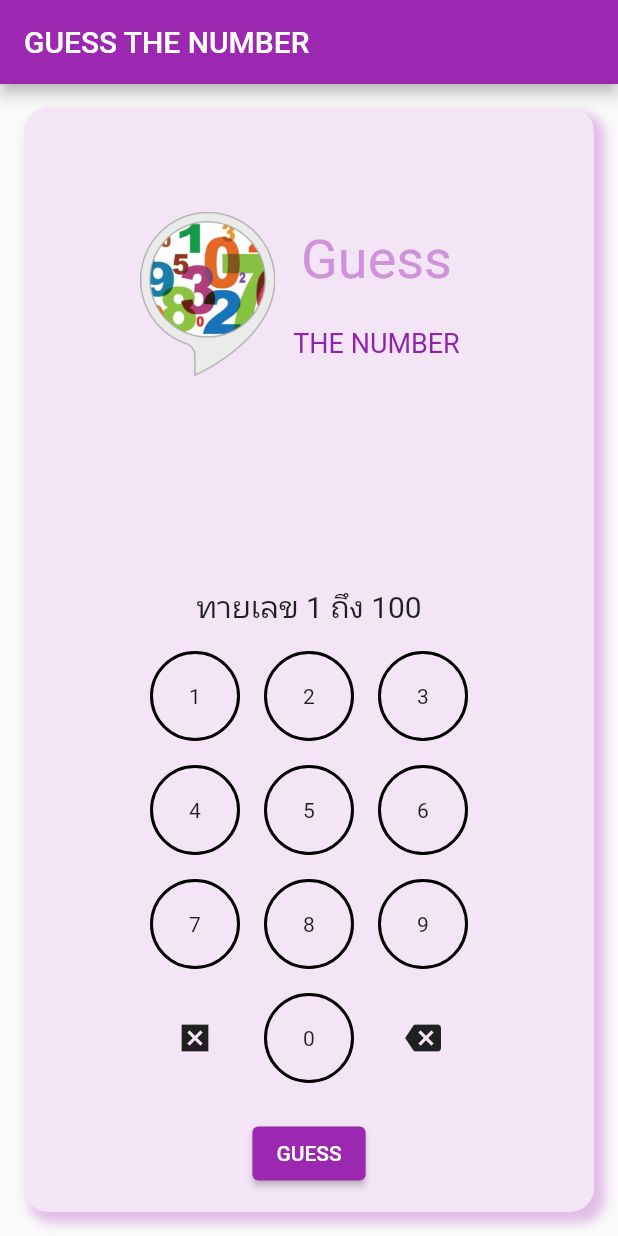
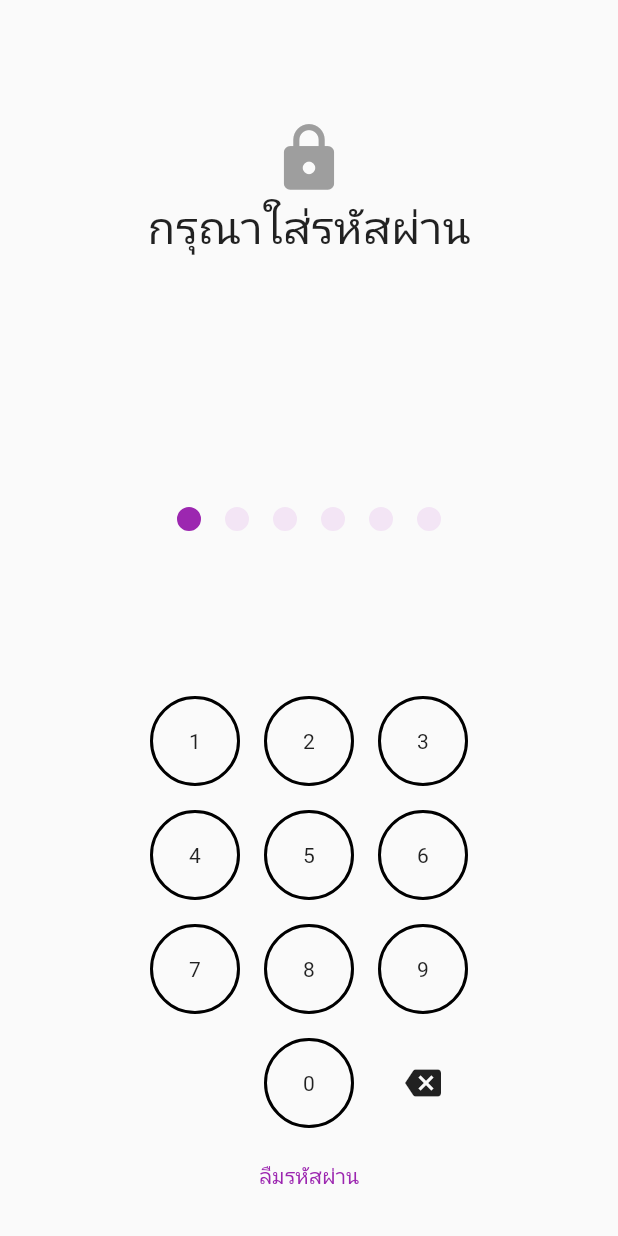
Before and after one commit to chanthanyathep/homework9, a Flutter app: the screen it shows after launch, after a tap on the "backspace" icon, on a phone screen of 412 x 824 dp. Run offline on Flutter 3.47's test engine with Material 2 defaults, Android fonts, the phone set to English and light mode, and no system bars; missing offline and left inert: dart:html.

```diff
--- /dev/null
+++ b/lib/FirstRoute.dart
@@ -0,0 +1,24 @@
+
+import 'package:flutter/cupertino.dart';
+import 'package:flutter/material.dart';
+
+class FirstRoute extends StatelessWidget {
+  const FirstRoute({Key? key}) : super(key: key);
+
+  @override
+  Widget build(BuildContext context) {
+    return Scaffold(
+      appBar: AppBar(
+        title: const Text('First Route'),
+      ),
+      body: Center(
+        child: ElevatedButton(
+          child: const Text('Open route'),
+          onPressed: () {
+            // Navigate to second route when tapped.
+          },
+        ),
+      ),
+    );
+  }
+}
--- a/lib/login_page.dart
+++ b/lib/login_page.dart
@@ -1,6 +1,6 @@
 import 'package:flutter/material.dart';
 
-import 'game.dart';
+import 'FirstRoute.dart';
 
 class LoginPage extends StatefulWidget {
   static const buttonSize = 60.0;
@@ -13,67 +13,42 @@ class LoginPage extends StatefulWidget {
 
 class _LoginPageState extends State<LoginPage> {
   String _input = '';
-  String _check = 'ทายเลข 1 ถึง 100';
-  var game = Game();
 
   @override
   Widget build(BuildContext context) {
     return Scaffold(
-      appBar: AppBar(
-        title: const Text('GUESS THE NUMBER'),
-      ),
       body: Padding(
         padding: const EdgeInsets.all(16.0),
-        child: Container(
-          decoration: BoxDecoration(
-            color: Colors.purple.shade50,
-            borderRadius: BorderRadius.circular(16.0),
-            boxShadow: [
-              BoxShadow(
-                color: Colors.purple.shade100,
-                offset: Offset(5.0, 5.0),
-                spreadRadius: 2.0,
-                blurRadius: 5.0,
-              )
+        child: Column(
+          children: [
+            Expanded(
+              child: Column(
+                mainAxisAlignment: MainAxisAlignment.center,
+                children: [
+                  Icon(
+                    Icons.lock,
+                    size: 50.0,
+                    color: Colors.grey,
+                  ),
+                  Text(
+                    'กรุณาใส่รหัสผ่าน',
+                    style: TextStyle(fontSize: 30.0),
+                  ),
                 ],
               ),
-          child: Column(
-            children: [
+            ),
             Expanded(
               child: Row(
                 mainAxisAlignment: MainAxisAlignment.center,
                 children: [
-                    Image.asset('assets/images/guess_logo.png', width: 90.0),
-                    Column(
-                      mainAxisAlignment: MainAxisAlignment.center,
-                      children: [
-                        Padding(
-                          padding: const EdgeInsets.all(12.0),
-                          child: Text(
-                            'Guess',
-                              style: TextStyle(
-                                  fontSize: 36.0, color: Colors.purple.shade200)),
-                          ),
-
-                        Padding(
-                          padding: const EdgeInsets.all(12.0),
-                          child: Text(
-                            'THE NUMBER',
-                            style: TextStyle(fontSize: 18.0,color: Colors.purple.shade600),
-                          ),
-                        ),
+                  buildbutton4(),
+                  buildbutton3(),
+                  buildbutton3(),
+                  buildbutton3(),
+                  buildbutton3(),
+                  buildbutton3(),
                 ],
               ),
-                  ],
-                ),
-              ),
-              Padding(
-                padding: const EdgeInsets.all(8.0),
-                child: Text(_input, style: TextStyle(fontSize: 40.0)),
-              ),
-              Padding(
-                padding: const EdgeInsets.all(8.0),
-                child: Text(_check, style: TextStyle(fontSize: 20.0)),
             ),
             Container(
               child: Column(
@@ -105,60 +80,27 @@ class _LoginPageState extends State<LoginPage> {
                   Row(
                     mainAxisAlignment: MainAxisAlignment.center,
                     children: [
-                        _buildButton(-2),
+                      Padding(
+                        padding: const EdgeInsets.all(8.0),
+                        child: Container(
+                          width: LoginPage.buttonSize,
+                          height: LoginPage.buttonSize,
+                        ),
+                      ),
                       _buildButton(0),
                       _buildButton(-1),
                     ],
                   ),
-                    Padding(
-                      padding: const EdgeInsets.all(15.0),
-                      child: ElevatedButton(
+                  TextButton(
                     onPressed: () {
-                          var input = int.tryParse(_input!);
-                          var a = game.doGuess(input!);
-                          if(input == null){
-                            showDialog(
-                              context: context,
-                              builder: (BuildContext context){
-                                return AlertDialog(
-                                  title: Text('ERROR'),
-                                  content: Text('โปรดป้อนตัวเลขเท่านั้น'),
-                                  actions: [
-                                    TextButton(onPressed: (){
-                                      Navigator.of(context).pop();
+                      print('Forgot password');
                     },
-                                      child: Text('OK'),
-                                    )
-                                  ],
-                                );
-                              }
-                            );
-                          }
-                          else if(a == 1){
-                            setState(() {
-                              _check = '$_input : มากเกินไป';
-                              _input = '';
-                            });
-                          }else if(a == -1){
-                            setState(() {
-                              _check = '$_input : น้อยเกินไป';
-                              _input = '';
-                            });
-                          }else{
-                            setState(() {
-                              _check = '$_input : ถูกต้อง (ทาย ${game.guessCount} ครั้ง)';
-                              _input = '';
-                            });
-                          }
-                        },
-                        child: Text('GUESS'),
-                      ),
+                    child: Text('ลืมรหัสผ่าน'),
                   )
                 ],
               ),
             ),
           ],
-          ),
         ),
       ),
     );
@@ -176,43 +118,48 @@ class _LoginPageState extends State<LoginPage> {
               var length = _input.length;
               _input = _input.substring(0, length - 1);
             });
-          } else if (num == -2) {
-            print('Remove');
-
-            setState(() {
-              // '12345'
-              var length = _input.length;
-              _input = "";
-            });
           } else {
             print('$num');
-            if(_input.length < 3) {
+            if (_input.length < 5) {
               setState(() {
                 _input = '$_input$num';
               });
-            }else{
+            } else {
+              setState(() {
+                if(_input.length < 6)
+                _input = '$_input$num';
+              });
+              if (_input != "123456") {
+                showDialog(
+                    context: context,
+                    builder: (BuildContext context){
+                      return AlertDialog(
+                        title: Text('ERROR'),
+                        content: Text('Please try again'),
+                        actions: [
+                          TextButton(onPressed: (){
+                            Navigator.of(context).pop();
+                          },
+                            child: Text('OK'),
+                          )
+                        ],
+                      );
+                    }
+                );
+              }else {
+                Navigator.push(
+                  context,
+                  MaterialPageRoute(
+                      builder: (context) => const FirstRoute()
+                  ),
+                );
 
+              }
             }
           }
         },
         borderRadius: BorderRadius.circular(LoginPage.buttonSize / 2),
-        child: (num == -2)
-            ? Container(
-                decoration: (num == -2)
-                    ? null
-                    : BoxDecoration(
-                        border: Border.all(width: 2.0),
-                        shape: BoxShape.circle,
-                      ),
-                alignment: Alignment.center,
-                width: LoginPage.buttonSize,
-                height: LoginPage.buttonSize,
-                // conditional operator (?:)
-                child: Icon(
-                  Icons.disabled_by_default,
-                ),
-              )
-            : Container(
+        child: Container(
           decoration: (num == -1)
               ? null
               : BoxDecoration(
@@ -229,3 +176,23 @@ class _LoginPageState extends State<LoginPage> {
     );
   }
 }
+
+Widget buildbutton3() {
+  return Padding(
+      padding: const EdgeInsets.all(8.0),
+      child: Container(
+          decoration: BoxDecoration(
+            border: Border.all(width: 8.0, color: Colors.purple.shade50),
+            shape: BoxShape.circle,
+          )));
+}
+
+Widget buildbutton4() {
+  return Padding(
+      padding: const EdgeInsets.all(8.0),
+      child: Container(
+          decoration: BoxDecoration(
+            border: Border.all(width: 8.0, color: Colors.purple),
+            shape: BoxShape.circle,
+          )));
+}
--- a/lib/main.dart
+++ b/lib/main.dart
@@ -13,7 +13,7 @@ class MyApp extends StatelessWidget {
   @override
   Widget build(BuildContext context) {
     return MaterialApp(
-      title: 'homework7',
+      title: 'homework9',
       theme: ThemeData(
         primarySwatch: Colors.purple,
       ),
```
Lines whose indentation alone changed are shown as unchanged.
